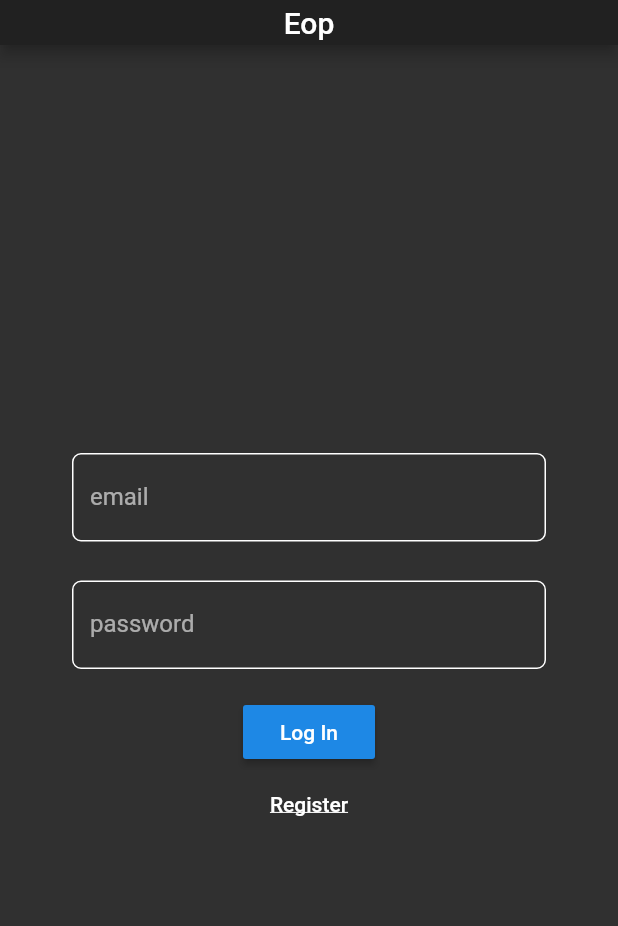
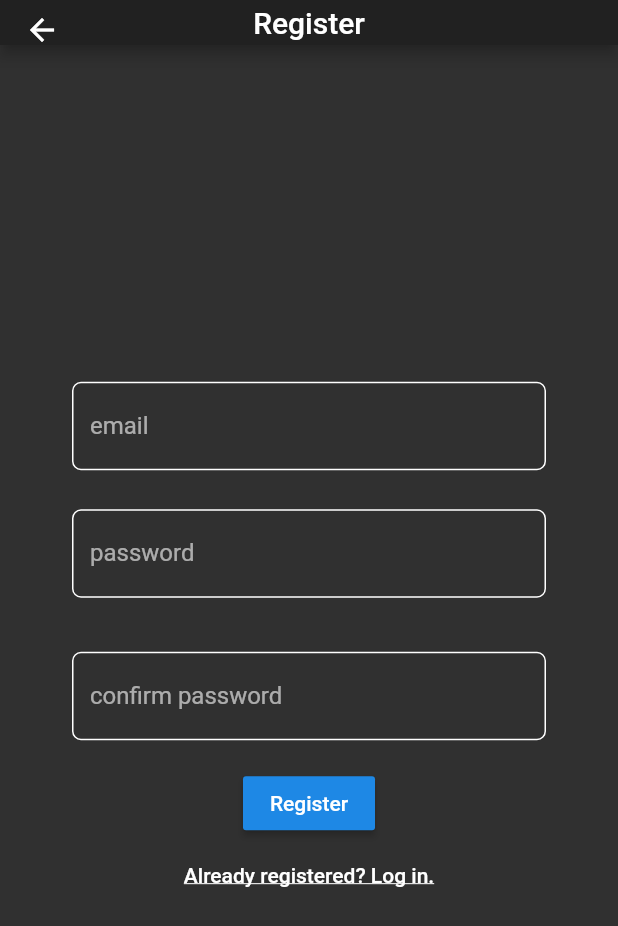
Before and after one commit to algorithmike/eop-mobile, a Flutter app: the screen it shows after launch, after a tap on "Register", on a phone screen of 412 x 824 dp. Shown: the top 926 px of the screen. Run offline on Flutter 3.47's test engine with Material 2 defaults, Android fonts, the phone set to English and light mode, and no system bars.

Commit message:
created Register page. navigates to and from Login page.

```diff
--- a/lib/LoginPage.dart
+++ b/lib/Pages/LoginPage.dart
@@ -20,19 +20,6 @@ class LoginPage extends StatefulWidget {
 
 class _LoginPageState extends State<LoginPage> {
   bool _loggedIn = false;
-
-  void _placeholderPrivateMethod() {
-    // setState(() {
-    //
-    // });
-    print('Camera button was pressed.');
-  }
-
-  void _logIn() {
-    setState(() {
-      _loggedIn = !_loggedIn;
-    });
-  }
 
   @override
   Widget build(BuildContext context) {
@@ -96,12 +83,14 @@ class _LoginPageState extends State<LoginPage> {
               ),
             ),
             RaisedButton(
-              onPressed: _logIn,
+              onPressed: () {
+                print('Log In button pressed.');
+              },
               child: Text('Log In'),
             ),
             FlatButton(
               onPressed: () {
-                print('Register pressed.');
+                Navigator.pushNamed(context, '/register');
               },
               child: Text(
                 'Register',
--- /dev/null
+++ b/lib/Pages/RegisterPage.dart
@@ -0,0 +1,140 @@
+import 'package:flutter/material.dart';
+
+class RegisterPage extends StatefulWidget {
+  RegisterPage({Key key, this.title}) : super(key: key);
+
+  // This widget is the home page of your application. It is stateful, meaning
+  // that it has a State object (defined below) that contains fields that affect
+  // how it looks.
+
+  // This class is the configuration for the state. It holds the values (in this
+  // case the title) provided by the parent (in this case the App widget) and
+  // used by the build method of the State. Fields in a Widget subclass are
+  // always marked "final".
+
+  final String title;
+
+  @override
+  _RegisterPageState createState() => _RegisterPageState();
+}
+
+class _RegisterPageState extends State<RegisterPage> {
+  bool _loggedIn = false;
+
+  void _placeholderPrivateMethod() {
+    // setState(() {
+    //
+    // });
+    print('Camera button was pressed.');
+  }
+
+  void _register() {
+    print('Register button pushed.');
+  }
+
+  @override
+  Widget build(BuildContext context) {
+    return Scaffold(
+      appBar: AppBar(
+        centerTitle: true,
+        toolbarHeight: 30.0,
+        title: Text(widget.title),
+      ),
+      body: Center(
+        child: Column(
+          mainAxisAlignment: MainAxisAlignment.center,
+          children: <Widget>[
+            Container(
+              margin: EdgeInsets.symmetric(
+                horizontal: 40.0,
+              ),
+              child: Padding(
+                padding: const EdgeInsets.all(8.0),
+                child: TextField(
+                  decoration: InputDecoration(
+                    labelText: 'email',
+                    enabledBorder: OutlineInputBorder(
+                      borderSide: BorderSide(color: Colors.white),
+                      borderRadius: BorderRadius.all(
+                        Radius.circular(6.0),
+                      ),
+                    ),
+                    focusedBorder: OutlineInputBorder(
+                      borderSide: BorderSide(color: Colors.teal[200]),
+                      borderRadius: BorderRadius.all(
+                        Radius.circular(6.0),
+                      ),
+                    ),
+                  ),
+                ),
+              ),
+            ),
+            Container(
+              margin: EdgeInsets.symmetric(horizontal: 40.0, vertical: 10.0),
+              child: Padding(
+                padding: const EdgeInsets.all(8.0),
+                child: TextField(
+                  obscureText: true,
+                  decoration: InputDecoration(
+                    labelText: 'password',
+                    enabledBorder: OutlineInputBorder(
+                      borderSide: BorderSide(color: Colors.white),
+                      borderRadius: BorderRadius.all(
+                        Radius.circular(6.0),
+                      ),
+                    ),
+                    focusedBorder: OutlineInputBorder(
+                      borderSide: BorderSide(color: Colors.teal[200]),
+                      borderRadius: BorderRadius.all(
+                        Radius.circular(6.0),
+                      ),
+                    ),
+                  ),
+                ),
+              ),
+            ),
+            Container(
+              margin: EdgeInsets.symmetric(horizontal: 40.0, vertical: 10.0),
+              child: Padding(
+                padding: const EdgeInsets.all(8.0),
+                child: TextField(
+                  obscureText: true,
+                  decoration: InputDecoration(
+                    labelText: 'confirm password',
+                    enabledBorder: OutlineInputBorder(
+                      borderSide: BorderSide(color: Colors.white),
+                      borderRadius: BorderRadius.all(
+                        Radius.circular(6.0),
+                      ),
+                    ),
+                    focusedBorder: OutlineInputBorder(
+                      borderSide: BorderSide(color: Colors.teal[200]),
+                      borderRadius: BorderRadius.all(
+                        Radius.circular(6.0),
+                      ),
+                    ),
+                  ),
+                ),
+              ),
+            ),
+            RaisedButton(
+              onPressed: _register,
+              child: Text('Register'),
+            ),
+            FlatButton(
+              onPressed: () {
+                Navigator.pop(context);
+              },
+              child: Text(
+                'Already registered? Log in.',
+                style: TextStyle(
+                  decoration: TextDecoration.underline,
+                ),
+              ),
+            ),
+          ],
+        ),
+      ),
+    );
+  }
+}
--- a/lib/main.dart
+++ b/lib/main.dart
@@ -1,5 +1,6 @@
 import 'package:flutter/material.dart';
-import 'package:eop_mobile/LoginPage.dart';
+import 'package:eop_mobile/Pages/LoginPage.dart';
+import 'package:eop_mobile/Pages/RegisterPage.dart';
 
 void main() {
   runApp(Eop());
@@ -13,7 +14,8 @@ class Eop extends StatelessWidget {
       theme: ThemeData.dark(),
       initialRoute: '/',
       routes: {
-        '/': (context) => LoginPage(title: 'Eop'),
+        '/': (context) => LoginPage(title: 'Log In'),
+        '/register': (context) => RegisterPage(title: 'Register'),
       },
     );
   }
```
